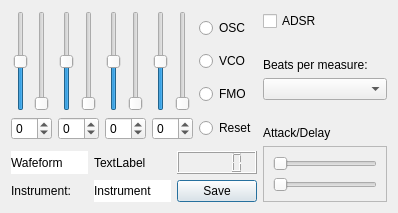
uglasmeyer/ocean, file OceanGUI/spectrum_dialog_class.ui: the form before one commit.
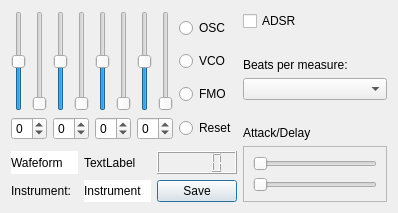
The form after the commit.

The edit to the form file:
```diff
--- a/OceanGUI/spectrum_dialog_class.ui
+++ b/OceanGUI/spectrum_dialog_class.ui
@@ -463,6 +463,12 @@
        <property name="wrapping">
         <bool>true</bool>
        </property>
+       <property name="minimum">
+        <number>0</number>
+       </property>
+       <property name="maximum">
+        <number>9</number>
+       </property>
       </widget>
      </item>
      <item row="1" column="5">
@@ -470,6 +476,12 @@
        <property name="wrapping">
         <bool>true</bool>
        </property>
+       <property name="minimum">
+        <number>0</number>
+       </property>
+       <property name="maximum">
+        <number>9</number>
+       </property>
       </widget>
      </item>
      <item row="0" column="6">
@@ -621,6 +633,18 @@
        <property name="wrapping">
         <bool>true</bool>
        </property>
+       <property name="minimum">
+        <number>0</number>
+       </property>
+       <property name="maximum">
+        <number>9</number>
+       </property>
+       <property name="stepType">
+        <enum>QAbstractSpinBox::StepType::DefaultStepType</enum>
+       </property>
+       <property name="displayIntegerBase">
+        <number>10</number>
+       </property>
       </widget>
      </item>
      <item row="1" column="4">
@@ -628,6 +652,12 @@
        <property name="wrapping">
         <bool>true</bool>
        </property>
+       <property name="minimum">
+        <number>0</number>
+       </property>
+       <property name="maximum">
+        <number>9</number>
+       </property>
       </widget>
      </item>
     </layout>
```
